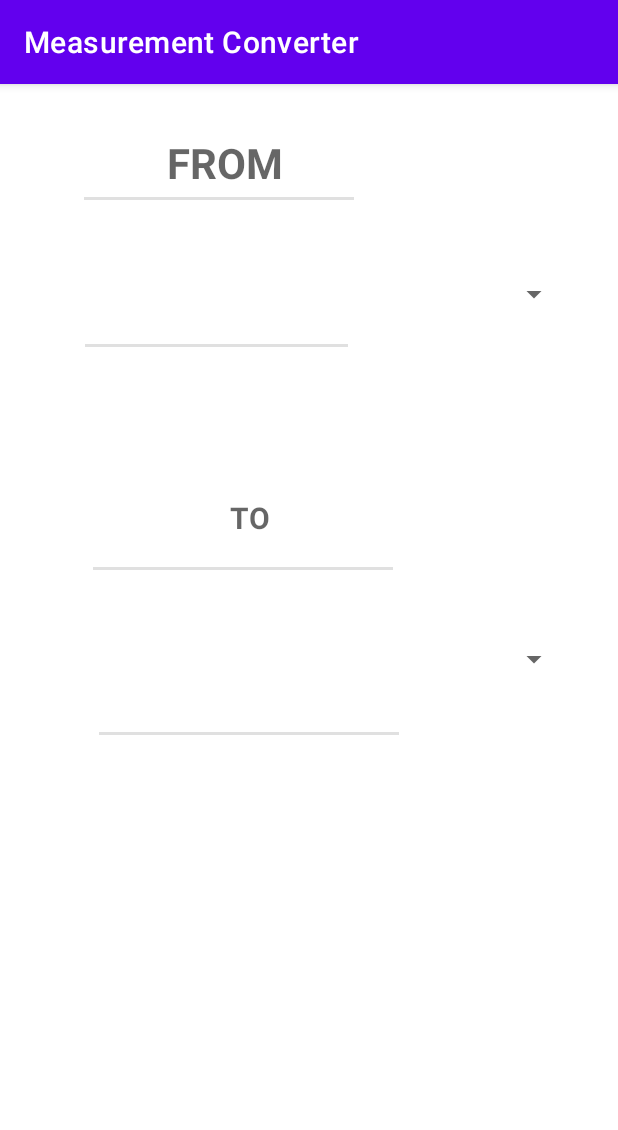
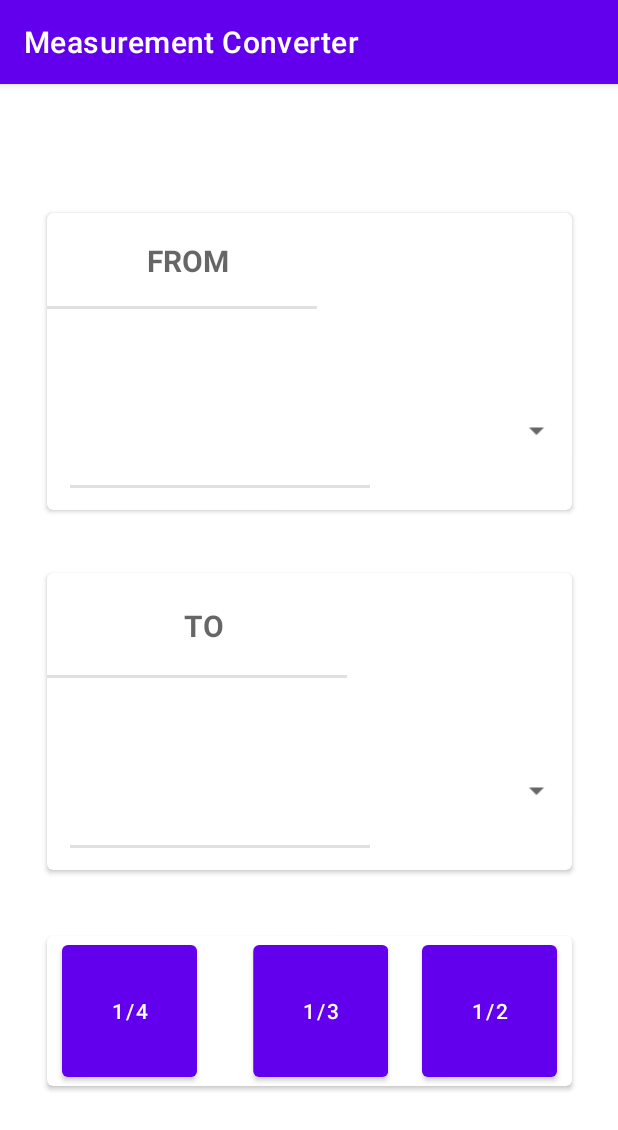
Before and after one commit to armbrustere/kitchen_converter, an Android app: the screen it shows after launch (Conversion_Activity), on a phone screen of 412 x 824 dp. Shown: the top 1130 px of the screen. Run offline under Robolectric (Android 15) with nearby library versions, the phone set to English and light mode, and no system bars; libraries missing offline, so code that uses them is left out: javax.measure.quantity, javax.measure.unit, org.jscience.physics; 1 statement that could not run was skipped.

Commit message:
Adds fraction buttons, the proper layout, and a new logo for the app(kind of temporary)

```diff
--- a/app/src/main/java/com/ethan/measurement_converter/Fragments/Conversion_Fragment.java
+++ b/app/src/main/java/com/ethan/measurement_converter/Fragments/Conversion_Fragment.java
@@ -3,15 +3,15 @@ package com.ethan.measurement_converter.Fragments;
 import android.os.Bundle;
 import android.text.Editable;
 import android.text.TextWatcher;
-import android.view.KeyEvent;
 import android.view.LayoutInflater;
 import android.view.View;
 import android.view.ViewGroup;
-import android.view.inputmethod.EditorInfo;
 import android.widget.AdapterView;
+import android.widget.Button;
 import android.widget.EditText;
 import android.widget.Spinner;
 import android.widget.TextView;
+
 
 import androidx.fragment.app.Fragment;
 
@@ -30,6 +30,9 @@ public class Conversion_Fragment extends Fragment {
     private EditText amount_from;
     private TextView amount_to;
     private Spinner unit_from, unit_to;
+    private Button F1_4, F1_3, F1_2;
+    DecimalFormat df;
+    private View v;
 
     //Overrides the Conversion_Activity onCreate method
     @Override
@@ -40,30 +43,20 @@ public class Conversion_Fragment extends Fragment {
     @Override
     public View onCreateView(LayoutInflater inflater, ViewGroup container, Bundle savedInstanceState) {
 
-        View v = inflater.inflate(R.layout.fragment_conv, container, false);
+        v = inflater.inflate(R.layout.fragment_conv, container, false);
+        df = new DecimalFormat("###.##");
         //Add references to elements
         amount_from = v.findViewById(R.id.amount1);
         amount_to = v.findViewById(R.id.amount2);
         unit_from = v.findViewById(R.id.unit_from);
         unit_to = v.findViewById(R.id.unit_to);
-
+        F1_2 = v.findViewById(R.id.Fraction1_2);
+        F1_3 = v.findViewById(R.id.Fraction1_3);
+        F1_4 = v.findViewById(R.id.Fraction1_4);
         setupArrayAdapters();
         setupEditListeners();
-
-
+        setupFractionButtons();
         return v;
-    }
-
-
-    public boolean onEditorAction(TextView v, int actionId, KeyEvent event) {
-        int keyCode = -1;
-        if (event != null) {
-            keyCode = event.getKeyCode();
-        }
-        if (actionId == EditorInfo.IME_ACTION_DONE || actionId == EditorInfo.IME_ACTION_UNSPECIFIED || keyCode == KeyEvent.KEYCODE_ENTER) {
-            convert();
-        }
-        return false;
     }
 
 
@@ -74,12 +67,12 @@ public class Conversion_Fragment extends Fragment {
 
         //Gets the amount from the edittext element and sets up a formatter for rounding
         String fromString = amount_from.getText().toString();
-        DecimalFormat df = new DecimalFormat("###.##");
+
 
         double a_from;
 
         //Accounts for startup when no Input has been entered
-        if (fromString.equals("")) {
+        if (fromString.equals("") || fromString.equals(".")) {
             a_from = 0;
         } else {
             a_from = Double.parseDouble(fromString);
@@ -107,8 +100,14 @@ public class Conversion_Fragment extends Fragment {
         unit_to.setAdapter(unitAdapter);
     }
 
+    private void setupFractionButtons() {
+        setupFractionListener(F1_2.getId(), 0.50f);
+        setupFractionListener(F1_3.getId(), 0.33f);
+        setupFractionListener(F1_4.getId(), 0.25f);
+    }
+
     private void setupEditListeners() {
-        //Add listeners to elements
+        //Add listeners to edittext and spinners
         amount_from.addTextChangedListener(new TextWatcher() {
             @Override
             public void beforeTextChanged(CharSequence s, int start, int count, int after) {
@@ -126,7 +125,7 @@ public class Conversion_Fragment extends Fragment {
 
             }
         });
-        amount_from.setOnEditorActionListener(this::onEditorAction);
+
         unit_from.setOnItemSelectedListener(new AdapterView.OnItemSelectedListener() {
             @Override
             public void onItemSelected(AdapterView<?> parent, View view, int position, long id) {
@@ -149,8 +148,25 @@ public class Conversion_Fragment extends Fragment {
 
             }
         });
+    }
+
+
+    private void setupFractionListener(final int resId, final float frac_val) {
+        Button Fbutton = v.findViewById(resId);
+        Fbutton.setOnClickListener(v -> addFraction(frac_val));
+    }
+
+    private void addFraction(final float frac_value) {
+        String amount_String = amount_from.getText().toString();
+        double val = amount_String.isEmpty() ? 0 : Double.parseDouble(amount_String);
+        val += frac_value;
+        //Fixes issues when using ⅓ button
+        double fraction = val % 1;
+        if (fraction <= 0.01 || fraction >= 0.99) {
+            val = Math.round(val);
+        }
+        amount_from.setText(df.format(val));
 
 
     }
-
 }
--- a/app/src/main/res/layout/fragment_conv.xml
+++ b/app/src/main/res/layout/fragment_conv.xml
@@ -16,72 +16,61 @@
         android:useDefaultMargins="true">
 
 
+        <androidx.cardview.widget.CardView
+            android:id="@+id/card_viewFrom"
+            android:layout_width="350dp"
+            android:layout_height="198dp"
+            android:layout_marginBottom="484dp"
+            app:cardCornerRadius="4dp"
+            app:layout_constraintBottom_toBottomOf="parent"
+            app:layout_constraintEnd_toEndOf="parent"
+            app:layout_constraintHorizontal_bias="0.508"
+            app:layout_constraintStart_toStartOf="parent">
+
+
             <Spinner
                 android:id="@+id/unit_from"
-            android:layout_width="120dp"
+                android:layout_width="125dp"
                 android:layout_height="40dp"
-            android:layout_marginTop="120dp"
-            android:layout_marginEnd="32dp"
+                android:textColor="@android:color/holo_red_light"
                 android:spinnerMode="dropdown"
-            app:layout_constraintEnd_toEndOf="parent"
-            app:layout_constraintTop_toTopOf="parent" />
+                android:translationX="225dp"
+                android:translationY="125dp" />
 
             <EditText
                 android:id="@+id/amount1"
                 style="?android:listSeparatorTextViewStyle"
-            android:layout_width="175dp"
-            android:layout_height="70dp"
-            android:layout_marginTop="28dp"
-            android:layout_marginEnd="20dp"
+                android:layout_width="200dp"
+                android:layout_height="83dp"
                 android:autofillHints="Quantity"
-            android:inputType="number"
+                android:inputType="numberDecimal"
+                android:text=""
                 android:textAlignment="center"
                 android:textSize="20sp"
-            app:layout_constraintEnd_toStartOf="@+id/unit_from"
-            app:layout_constraintHorizontal_bias="0.875"
-            app:layout_constraintStart_toStartOf="parent"
-            app:layout_constraintTop_toBottomOf="@+id/text_from"
+                android:translationX="15dp"
+                android:translationY="100dp"
                 tools:ignore="LabelFor" />
 
             <TextView
                 android:id="@+id/text_from"
                 style="?android:listSeparatorTextViewStyle"
                 android:layout_width="180dp"
-            android:layout_height="49dp"
-            android:layout_marginStart="56dp"
-            android:layout_marginTop="28dp"
+                android:layout_height="64dp"
+                android:text="From"
+                android:textAlignment="center"
+                android:textSize="20sp" />
+        </androidx.cardview.widget.CardView>
 
-            android:text="From"
-
-
-            android:textAlignment="center"
-            android:textSize="28sp"
-            app:layout_constraintStart_toStartOf="parent"
-            app:layout_constraintTop_toTopOf="parent" />
-
-        <Spinner
-            android:id="@+id/unit_to"
-            android:layout_width="100dp"
-            android:layout_height="40dp"
-            android:layout_marginEnd="32dp"
+        <androidx.cardview.widget.CardView
+            android:id="@+id/card_viewTo"
+            android:layout_width="350dp"
+            android:layout_height="198dp"
+            android:layout_marginBottom="244dp"
+            app:cardCornerRadius="4dp"
             app:layout_constraintBottom_toBottomOf="parent"
             app:layout_constraintEnd_toEndOf="parent"
-            app:layout_constraintTop_toTopOf="parent"
-            app:layout_constraintVertical_bias="0.499" />
+            app:layout_constraintStart_toStartOf="parent">
 
-        <TextView
-            android:id="@+id/amount2"
-            style="?android:listSeparatorTextViewStyle"
-            android:layout_width="200dp"
-            android:layout_height="70dp"
-            android:layout_marginTop="40dp"
-            android:text=""
-            android:textAlignment="center"
-            android:textSize="20sp"
-            app:layout_constraintEnd_toEndOf="parent"
-            app:layout_constraintHorizontal_bias="0.312"
-            app:layout_constraintStart_toStartOf="parent"
-            app:layout_constraintTop_toBottomOf="@+id/text_to" />
 
             <TextView
                 android:id="@+id/text_to"
@@ -91,12 +80,73 @@
                 android:layout_marginBottom="444dp"
                 android:text="To"
                 android:textAlignment="center"
+                android:textSize="20sp" />
+
+
+            <Spinner
+                android:id="@+id/unit_to"
+                android:theme="@style/Theme.Measurement_Converter"
+                android:layout_width="125dp"
+                android:layout_height="40dp"
+                android:layout_marginEnd="32dp"
+                android:translationX="225dp"
+                android:translationY="125dp" />
+
+            <TextView
+                android:id="@+id/amount2"
+                style="?android:listSeparatorTextViewStyle"
+                android:layout_width="200dp"
+                android:layout_height="83dp"
+                android:text=""
+                android:textAlignment="center"
                 android:textSize="20sp"
+                android:translationX="15dp"
+                android:translationY="100dp" />
+
+        </androidx.cardview.widget.CardView>
+
+        <androidx.cardview.widget.CardView
+            android:id="@+id/card_fraction_buttons"
+            android:layout_width="350dp"
+            android:layout_height="100dp"
+            android:layout_marginBottom="100dp"
+            app:cardCornerRadius="4dp"
             app:layout_constraintBottom_toBottomOf="parent"
-            app:layout_constraintEnd_toStartOf="@+id/unit_to"
-            app:layout_constraintHorizontal_bias="0.779"
-            app:layout_constraintStart_toStartOf="parent" />
+            app:layout_constraintEnd_toEndOf="parent"
+            app:layout_constraintHorizontal_bias="0.508"
+            app:layout_constraintStart_toStartOf="parent">
+
+            <Button
+                android:id="@+id/Fraction1_4"
+                android:layout_width="90dp"
+                android:layout_height="match_parent"
+                android:text="1/4"
+                android:translationX="10dp">
+
+            </Button>
+
+            <Button
+                android:id="@+id/Fraction1_3"
+                android:layout_width="90dp"
+                android:layout_height="match_parent"
+                android:text="1/3"
+                android:translationX="137.5dp">
+
+            </Button>
+
+            <Button
+                android:id="@+id/Fraction1_2"
+                android:layout_width="90dp"
+                android:layout_height="match_parent"
+                android:text="1/2"
+                android:translationX="250dp">
+
+            </Button>
+
+        </androidx.cardview.widget.CardView>
+
 
     </androidx.constraintlayout.widget.ConstraintLayout>
 
+
 </LinearLayout>
```
Lines whose indentation alone changed are shown as unchanged.
